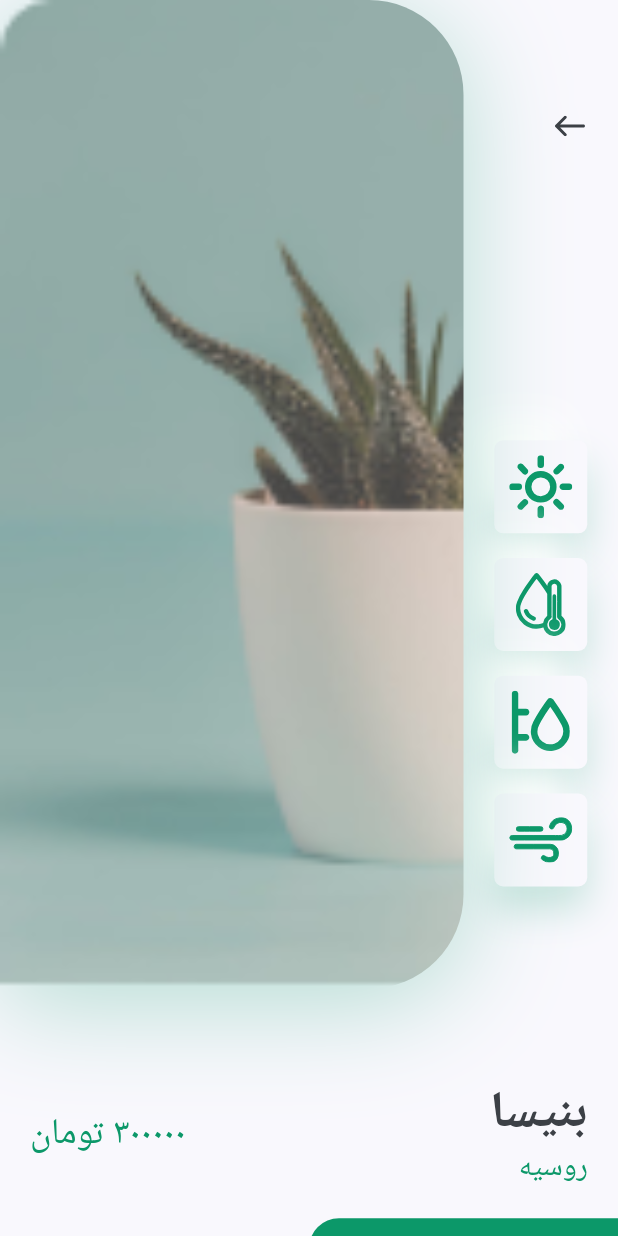
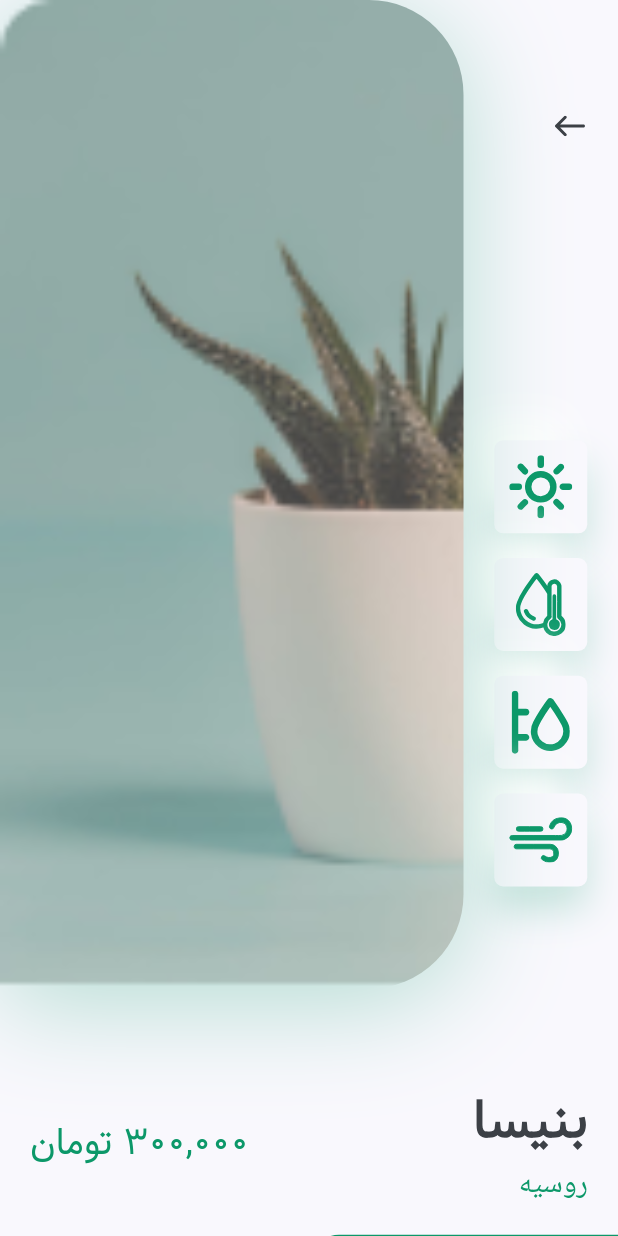
Before and after one commit to mohaddese136/persian-plant-shop-flutter, a Flutter app: the screen it shows after launch, after a tap on an icon or button, on a phone screen of 412 x 824 dp. Run offline on Flutter 3.47's test engine with Material 2 defaults, Android fonts, the phone set to English and light mode, and no system bars; our stand-ins replace flutter_svg.

Commit message:
font change

```diff
--- a/lib/components/recomend_plant_card.dart
+++ b/lib/components/recomend_plant_card.dart
@@ -71,7 +71,7 @@ class RecomendPlantCard extends StatelessWidget {
   @override
   Widget build(BuildContext context) {
     Size size = MediaQuery.of(context).size;
-    String priceText = PersianNumbers(price.toString()).replace();
+    String priceText = PersianNumbers(price).replace();
     return Container(
       margin: EdgeInsets.only(
           right: kDefaultPadding,
@@ -104,11 +104,13 @@ class RecomendPlantCard extends StatelessWidget {
                     text: TextSpan(children: [
                       TextSpan(
                           text: "$title\n",
-                          style: Theme.of(context).textTheme.button),
+                          style: TextStyle(
+                              color: Colors.black, fontFamily: 'Vazir')),
                       TextSpan(
                           text: "$country",
-                          style:
-                              TextStyle(color: kPrimaryColor.withOpacity(0.5)))
+                          style: TextStyle(
+                              color: kPrimaryColor.withOpacity(0.5),
+                              fontFamily: 'Vazir'))
                     ]),
                   ),
                   Spacer(),
--- a/lib/main.dart
+++ b/lib/main.dart
@@ -25,7 +25,9 @@ class MyApp extends StatelessWidget {
       theme: ThemeData(
         scaffoldBackgroundColor: kBackgroundColor,
         primaryColor: kPrimaryColor,
-        textTheme: Theme.of(context).textTheme.apply(bodyColor: kTextColor),
+        textTheme: Theme.of(context)
+            .textTheme
+            .apply(bodyColor: kTextColor, fontFamily: 'Vazir'),
         primarySwatch: Colors.blue,
         visualDensity: VisualDensity.adaptivePlatformDensity,
       ),
--- a/lib/screens/details/components/title_and_pricing.dart
+++ b/lib/screens/details/components/title_and_pricing.dart
@@ -15,7 +15,7 @@ class TitleAndPricing extends StatelessWidget {
 
   @override
   Widget build(BuildContext context) {
-    String priceText = PersianNumbers(price.toString()).replace();
+    String priceText = PersianNumbers(price).replace();
     return Padding(
       padding: const EdgeInsets.symmetric(horizontal: kDefaultPadding),
       child: Row(
--- a/lib/services/persian_numbers.dart
+++ b/lib/services/persian_numbers.dart
@@ -1,14 +1,20 @@
+import 'package:intl/intl.dart';
+
 class PersianNumbers {
-  String input;
+  int input;
   PersianNumbers(this.input);
 
   String replace() {
+    String result;
+    var formatter = NumberFormat('##,000');
+    result = formatter.format(input);
+
     const english = ['0', '1', '2', '3', '4', '5', '6', '7', '8', '9'];
     const farsi = ['۰', '۱', '۲', '۳', '۴', '۵', '۶', '۷', '۸', '۹'];
 
     for (int i = 0; i < english.length; i++) {
-      input = input.replaceAll(english[i], farsi[i]);
+      result = result.replaceAll(english[i], farsi[i]);
     }
-    return input;
+    return result;
   }
 }
```
Also changed, not shown: pubspec.yaml (+6 -5 lines), assets/fonts/Vazir.ttf (added).
